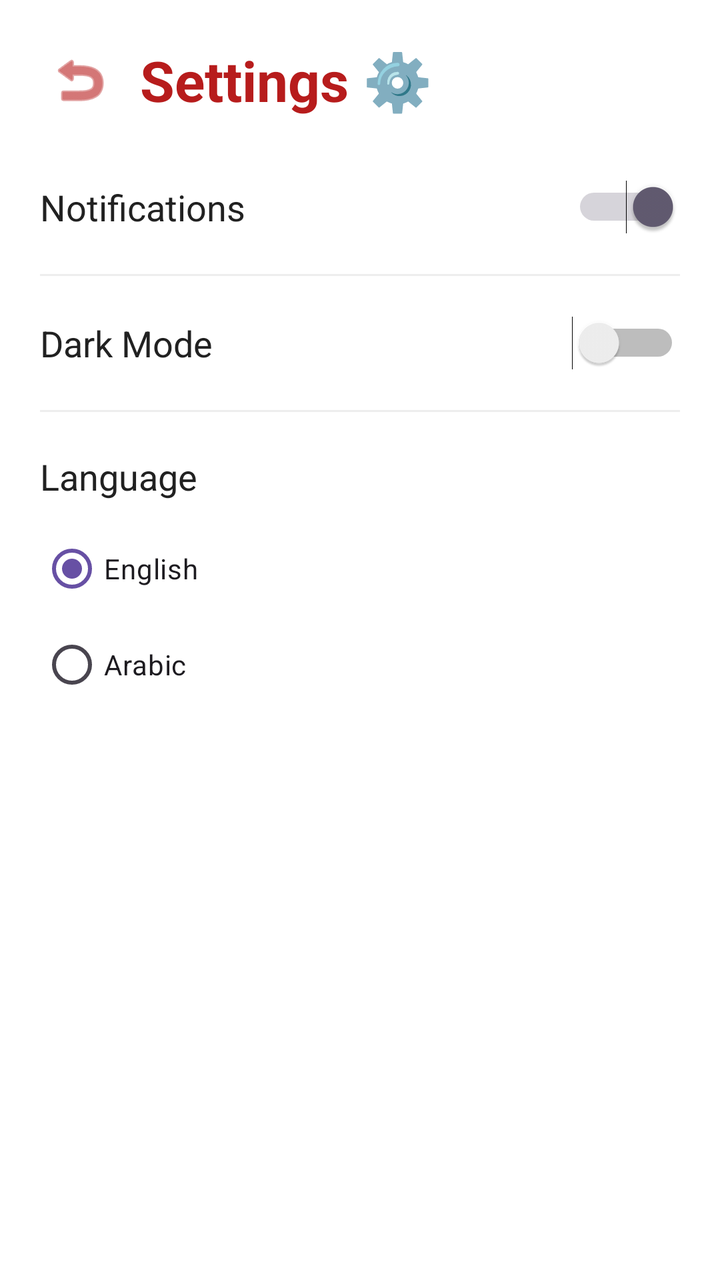
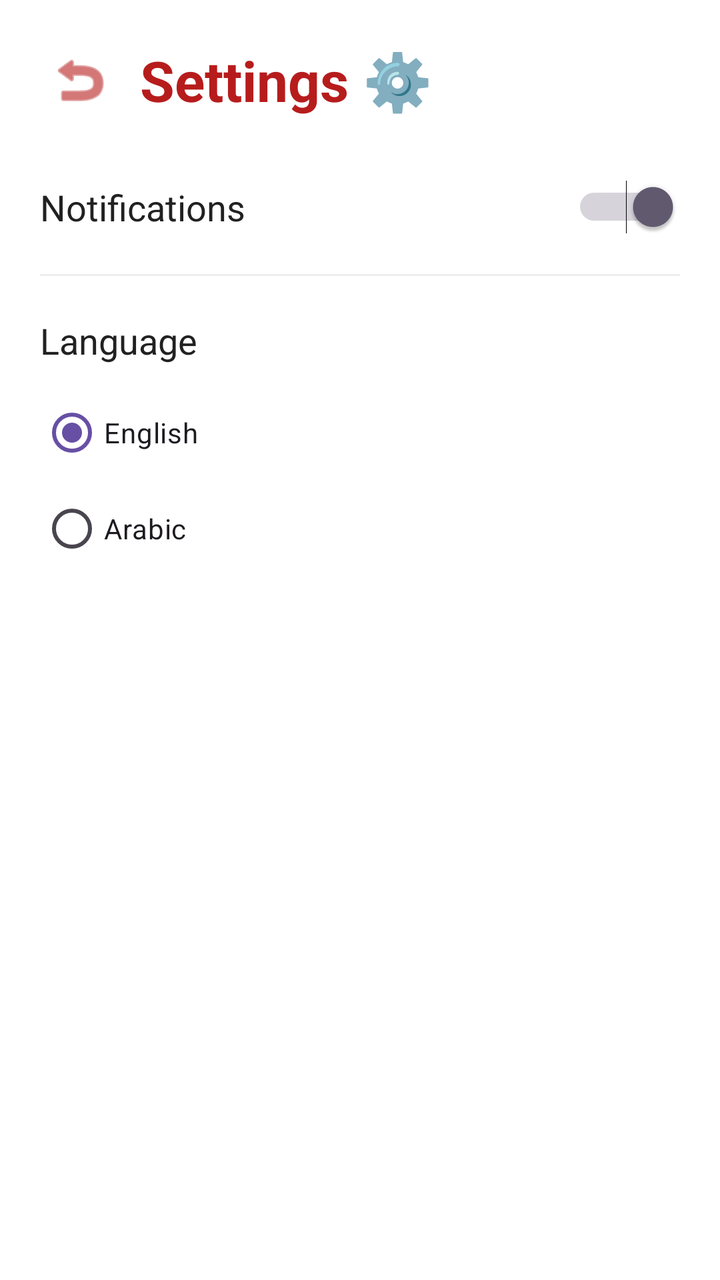

The first picture is an Android layout as it rendered before a commit; the second is the same layout after the commit. The layout source and the unified diff follow.
<!-- AndroidManifest.xml: application theme Theme.RecipeApp -->
<!-- res/layout/fragment_settings.xml -->
<?xml version="1.0" encoding="utf-8"?>
<LinearLayout xmlns:android="http://schemas.android.com/apk/res/android"
    android:layout_width="match_parent"
    android:layout_height="match_parent"
    android:orientation="vertical"
    android:padding="20dp"
    android:background="#FFFFFF">

    <LinearLayout
        android:layout_width="match_parent"
        android:layout_height="wrap_content"
        android:orientation="horizontal"
        android:gravity="center_vertical"
        android:layout_marginBottom="30dp">

        <ImageButton
            android:id="@+id/btnBackSettings"
            android:layout_width="40dp"
            android:layout_height="40dp"
            android:src="@android:drawable/ic_menu_revert"
            android:background="@android:color/transparent"
            android:tint="#B71C1C"
            android:layout_marginEnd="10dp"/>

        <TextView
            android:layout_width="wrap_content"
            android:layout_height="wrap_content"
            android:text="Settings ⚙️"
            android:textSize="28sp"
            android:textColor="#B71C1C"
            android:textStyle="bold"/>
    </LinearLayout>

    <LinearLayout
        android:layout_width="match_parent"
        android:layout_height="wrap_content"
        android:orientation="horizontal"
        android:gravity="center_vertical"
        android:layout_marginBottom="20dp">
        <TextView
            android:layout_width="0dp"
            android:layout_height="wrap_content"
            android:layout_weight="1"
            android:text="Notifications"
            android:textSize="18sp"
            android:textColor="#212121"/>
        <Switch
            android:id="@+id/switchNotifications"
            android:layout_width="wrap_content"
            android:layout_height="wrap_content"
            android:checked="true"/>
    </LinearLayout>

    <View
        android:layout_width="match_parent"
        android:layout_height="1dp"
        android:background="#EEEEEE"
        android:layout_marginBottom="20dp"/>

    <LinearLayout
        android:layout_width="match_parent"
        android:layout_height="wrap_content"
        android:orientation="horizontal"
        android:gravity="center_vertical"
        android:layout_marginBottom="20dp">
        <TextView
            android:layout_width="0dp"
            android:layout_height="wrap_content"
            android:layout_weight="1"
            android:text="Dark Mode"
            android:textSize="18sp"
            android:textColor="#212121"/>
        <Switch
            android:id="@+id/switchDarkMode"
            android:layout_width="wrap_content"
            android:layout_height="wrap_content"/>
    </LinearLayout>

    <View
        android:layout_width="match_parent"
        android:layout_height="1dp"
        android:background="#EEEEEE"
        android:layout_marginBottom="20dp"/>

    <TextView
        android:layout_width="wrap_content"
        android:layout_height="wrap_content"
        android:text="Language"
        android:textSize="18sp"
        android:textColor="#212121"
        android:layout_marginBottom="10dp"/>

    <RadioGroup
        android:layout_width="match_parent"
        android:layout_height="wrap_content">
        <RadioButton
            android:layout_width="wrap_content"
            android:layout_height="wrap_content"
            android:text="English"
            android:checked="true"/>
        <RadioButton
            android:layout_width="wrap_content"
            android:layout_height="wrap_content"
            android:text="Arabic"/>
    </RadioGroup>

</LinearLayout>
<!-- resources referenced by this layout -->
<resources>
  <style name="Theme.RecipeApp" parent="Base.Theme.RecipeApp" />
  <style name="Base.Theme.RecipeApp" parent="Theme.Material3.DayNight.NoActionBar">
          
          
      </style>
</resources>

<!-- the commit's change to res/layout/fragment_settings.xml (unified diff, before → after) -->
@@ -1,4 +1,5 @@
 <?xml version="1.0" encoding="utf-8"?>
+
 <LinearLayout xmlns:android="http://schemas.android.com/apk/res/android"
     android:layout_width="match_parent"
     android:layout_height="match_parent"
@@ -57,31 +58,6 @@
         android:background="#EEEEEE"
         android:layout_marginBottom="20dp"/>
 
-    <LinearLayout
-        android:layout_width="match_parent"
-        android:layout_height="wrap_content"
-        android:orientation="horizontal"
-        android:gravity="center_vertical"
-        android:layout_marginBottom="20dp">
-        <TextView
-            android:layout_width="0dp"
-            android:layout_height="wrap_content"
-            android:layout_weight="1"
-            android:text="Dark Mode"
-            android:textSize="18sp"
-            android:textColor="#212121"/>
-        <Switch
-            android:id="@+id/switchDarkMode"
-            android:layout_width="wrap_content"
-            android:layout_height="wrap_content"/>
-    </LinearLayout>
-
-    <View
-        android:layout_width="match_parent"
-        android:layout_height="1dp"
-        android:background="#EEEEEE"
-        android:layout_marginBottom="20dp"/>
-
     <TextView
         android:layout_width="wrap_content"
         android:layout_height="wrap_content"
